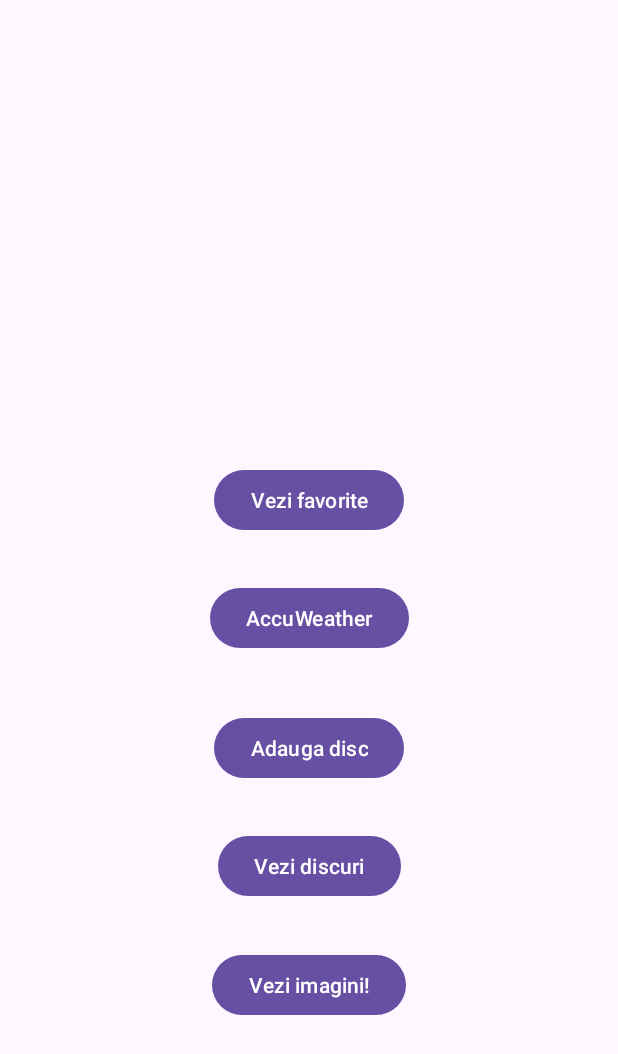
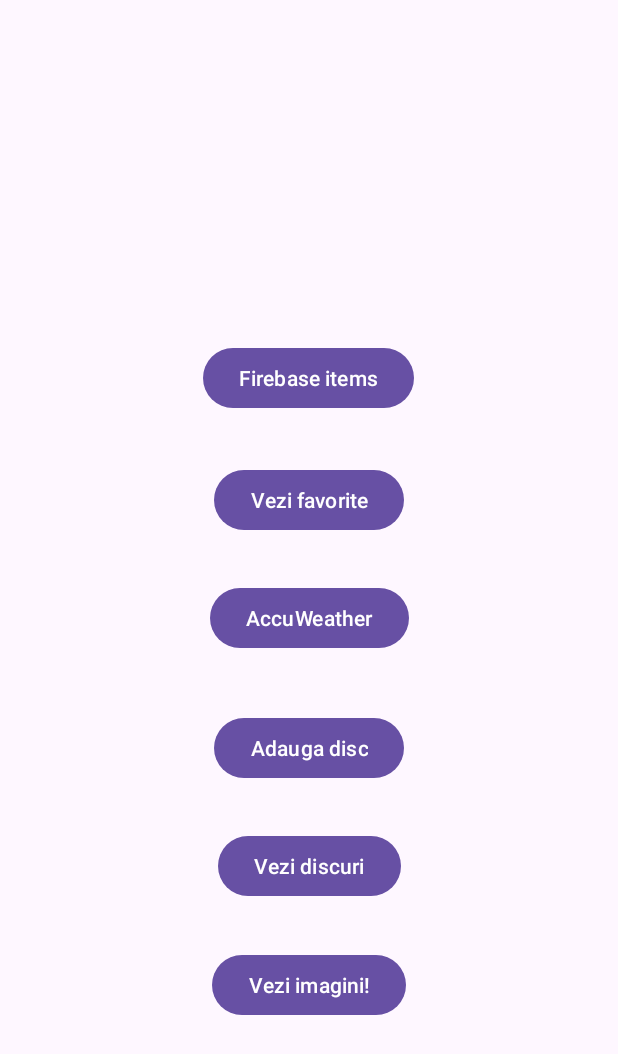
Before and after one commit to davidraicea/Raicea_David_ActivitateDAM2024, an Android app: the screen it shows after launch (MainActivity), on a phone screen of 412 x 824 dp. Shown: the top 1054 px of the screen. Run offline under Robolectric (Android 15) with nearby library versions, the phone set to English and light mode, and no system bars; our stand-ins replace Firebase (no records; nobody signed in at launch, a user with empty details on screens opened directly).

Commit message:
seminar04 - updated (tasks from seminar05 -> seminar13)

```diff
--- a/Seminar4/app/build.gradle.kts
+++ b/Seminar4/app/build.gradle.kts
@@ -1,5 +1,6 @@
 plugins {
     alias(libs.plugins.android.application)
+    alias(libs.plugins.google.gms.google.services)
 }
 
 android {
@@ -32,7 +33,8 @@ android {
 }
 
 dependencies {
-//room-compiler, room-runtime
+implementation(libs.firebase.database)
+    //room-compiler, room-runtime
     //in clasa disc, @entinty cu table name discuri
     //primary key autogenerate, not null @
     //interfata DAO
--- a/Seminar4/app/src/main/AndroidManifest.xml
+++ b/Seminar4/app/src/main/AndroidManifest.xml
@@ -14,6 +14,9 @@
         android:supportsRtl="true"
         android:theme="@style/Theme.Seminar04"
         tools:targetApi="31">
+        <activity
+            android:name=".ListaFirebase"
+            android:exported="false" />
         <activity
             android:name=".ListaFavorite"
             android:exported="false" />
--- a/Seminar4/app/src/main/java/com/example/seminar04/InterfataDao.java
+++ b/Seminar4/app/src/main/java/com/example/seminar04/InterfataDao.java
@@ -18,4 +18,5 @@ public interface InterfataDao {
 
     @Delete
     void delete(Disc disc);
+
 }
--- a/Seminar4/app/src/main/java/com/example/seminar04/MainActivity.java
+++ b/Seminar4/app/src/main/java/com/example/seminar04/MainActivity.java
@@ -12,6 +12,9 @@ import androidx.appcompat.app.AppCompatActivity;
 import androidx.core.graphics.Insets;
 import androidx.core.view.ViewCompat;
 import androidx.core.view.WindowInsetsCompat;
+
+import com.google.firebase.database.DatabaseReference;
+import com.google.firebase.database.FirebaseDatabase;
 
 import java.util.ArrayList;
 import java.util.List;
@@ -30,6 +33,8 @@ public class MainActivity extends AppCompatActivity {
             v.setPadding(systemBars.left, systemBars.top, systemBars.right, systemBars.bottom);
             return insets;
         });
+
+
         Button btn = findViewById(R.id.button);
         btn.setOnClickListener(new View.OnClickListener() {
             @Override
@@ -48,6 +53,15 @@ public class MainActivity extends AppCompatActivity {
             }
         });
 
+        Button btnFirebase  = findViewById(R.id.btnFirebase);
+        btnFirebase.setOnClickListener(new View.OnClickListener() {
+            @Override
+            public void onClick(View v) {
+                Intent it = new Intent(getApplicationContext(), ListaFirebase.class);
+                startActivity(it);
+            }
+        });
+
 
     }
 
@@ -56,9 +70,14 @@ public class MainActivity extends AppCompatActivity {
         super.onActivityResult(requestCode, resultCode, data);
         if (requestCode == 123 && resultCode == RESULT_OK && data != null) {
             Disc disc = data.getParcelableExtra("disc");
+            boolean disponibilOnline = data.getBooleanExtra("disponibilOnline", false);
             if (disc != null) {
                 discList.add(disc);
                 Toast.makeText(this, "Obiectul a fost adăugat: " + disc.toString(), Toast.LENGTH_LONG).show();
+                if(disponibilOnline){
+                    Toast.makeText(this, "Este disponibil in firebase.", Toast.LENGTH_SHORT).show();
+                }
+
             }
         }
     }
--- a/Seminar4/app/src/main/res/layout/activity_main.xml
+++ b/Seminar4/app/src/main/res/layout/activity_main.xml
@@ -65,4 +65,17 @@
         app:layout_constraintVertical_bias="0.399"
         android:onClick="deschideFavorite"/>
 
+    <Button
+        android:id="@+id/btnFirebase"
+        android:layout_width="wrap_content"
+        android:layout_height="wrap_content"
+        android:text="Firebase items"
+
+        app:layout_constraintBottom_toBottomOf="parent"
+        app:layout_constraintEnd_toEndOf="parent"
+        app:layout_constraintHorizontal_bias="0.498"
+        app:layout_constraintStart_toStartOf="parent"
+        app:layout_constraintTop_toTopOf="parent"
+        app:layout_constraintVertical_bias="0.294" />
+
 </androidx.constraintlayout.widget.ConstraintLayout>
--- a/Seminar4/build.gradle.kts
+++ b/Seminar4/build.gradle.kts
@@ -1,4 +1,5 @@
 // Top-level build file where you can add configuration options common to all sub-projects/modules.
 plugins {
     alias(libs.plugins.android.application) apply false
+    alias(libs.plugins.google.gms.google.services) apply false
 }
--- a/Seminar4/gradle/libs.versions.toml
+++ b/Seminar4/gradle/libs.versions.toml
@@ -7,6 +7,8 @@ appcompat = "1.7.0"
 material = "1.12.0"
 activity = "1.9.2"
 constraintlayout = "2.1.4"
+googleGmsGoogleServices = "4.4.2"
+firebaseDatabase = "21.0.0"
 
 [libraries]
 junit = { group = "junit", name = "junit", version.ref = "junit" }
@@ -16,6 +18,8 @@ appcompat = { group = "androidx.appcompat", name = "appcompat", version.ref = "a
 material = { group = "com.google.android.material", name = "material", version.ref = "material" }
 activity = { group = "androidx.activity", name = "activity", version.ref = "activity" }
 constraintlayout = { group = "androidx.constraintlayout", name = "constraintlayout", version.ref = "constraintlayout" }
+firebase-database = { group = "com.google.firebase", name = "firebase-database", version.ref = "firebaseDatabase" }
 
 [plugins]
 android-application = { id = "com.android.application", version.ref = "agp" }
+google-gms-google-services = { id = "com.google.gms.google-services", version.ref = "googleGmsGoogleServices" }
```
Also changed, not shown: Seminar4/app/src/main/java/com/example/seminar04/ActivityListaImagini.java (+8 -1 lines), Seminar4/app/src/main/java/com/example/seminar04/ListaFirebase.java (added, +65 -0 lines), Seminar4/app/src/main/java/com/example/seminar04/MainActivity2.java (+27 -1 lines), Seminar4/app/src/main/res/layout/activity_lista_firebase.xml (added, +16 -0 lines), Seminar4/app/src/main/res/layout/activity_main2.xml (+18 -0 lines).
